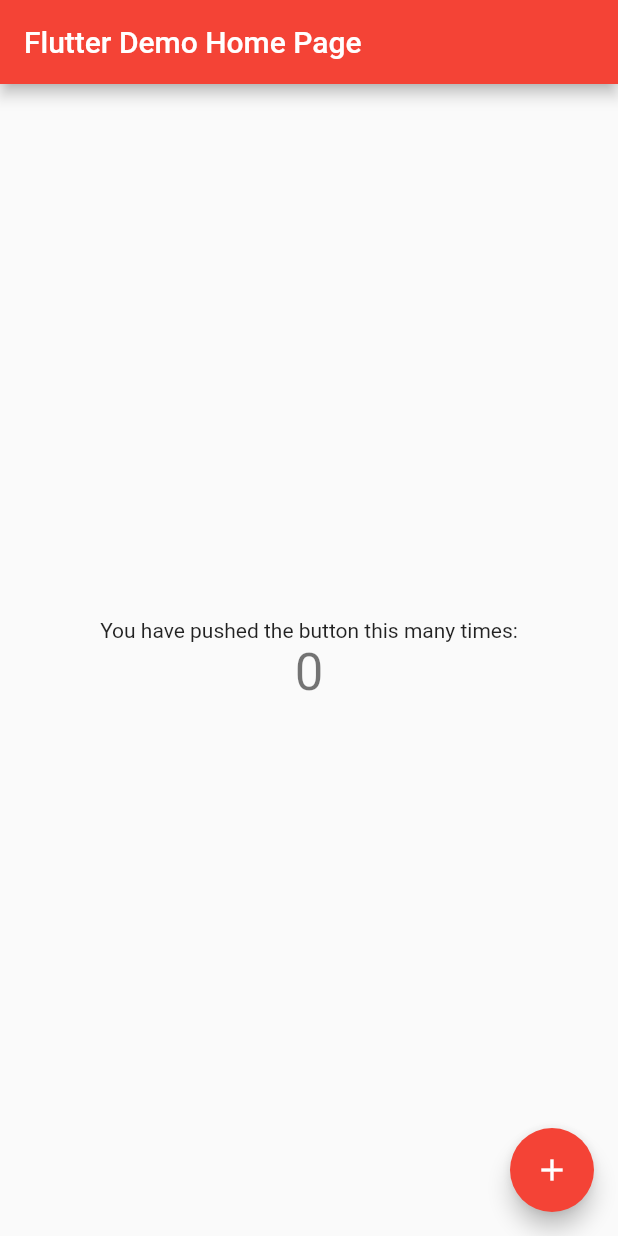
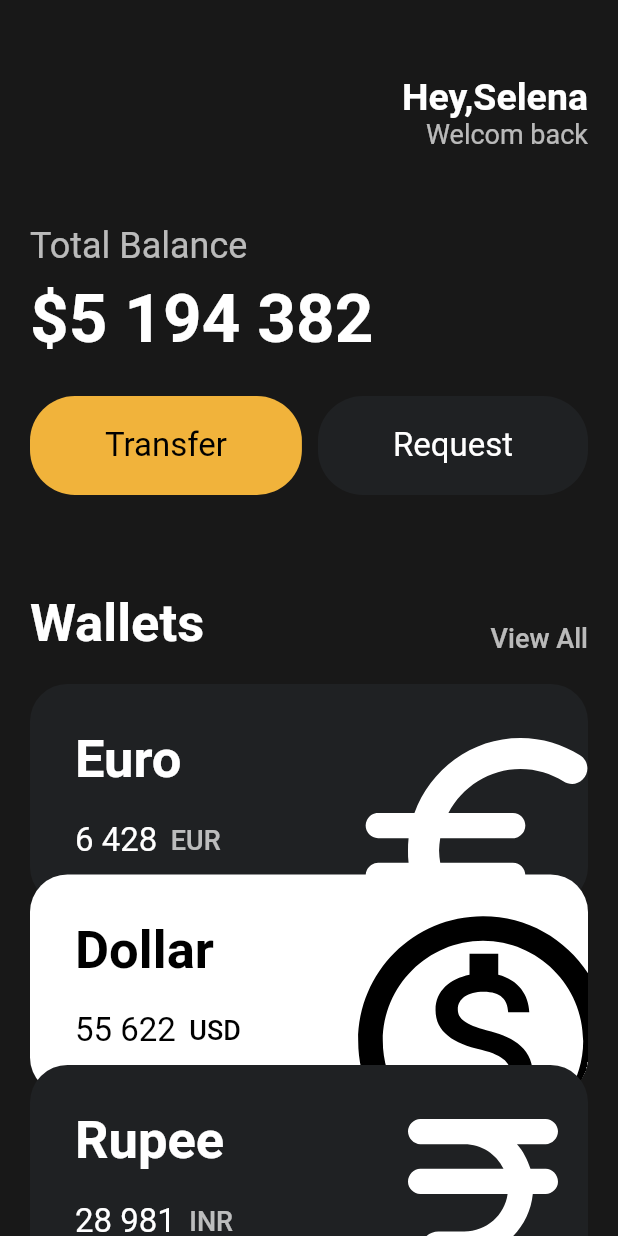
Before and after one commit to g1jiwon/toonflix, a Flutter app: the screen it shows after launch, on a phone screen of 412 x 824 dp. Run offline on Flutter 3.47's test engine with Material 2 defaults, Android fonts, the phone set to English and light mode, and no system bars.

Commit message:
[UPDATE] ui challenge- wallet app

```diff
--- a/lib/main.dart
+++ b/lib/main.dart
@@ -1,115 +1,151 @@
 import 'package:flutter/material.dart';
+import 'package:toonflix/widgets/button.dart';
+import 'package:toonflix/widgets/currency_card.dart';
 
 void main() {
-  runApp(const MyApp());
+  runApp(const App());
 }
 
-class MyApp extends StatelessWidget {
-  const MyApp({super.key});
+class App extends StatelessWidget {
+  const App({super.key});
 
-  // This widget is the root of your application.
   @override
   Widget build(BuildContext context) {
     return MaterialApp(
-      title: 'Flutter Demo',
-      theme: ThemeData(
-        // This is the theme of your application.
-        //
-        // Try running your application with "flutter run". You'll see the
-        // application has a blue toolbar. Then, without quitting the app, try
-        // changing the primarySwatch below to Colors.green and then invoke
-        // "hot reload" (press "r" in the console where you ran "flutter run",
-        // or simply save your changes to "hot reload" in a Flutter IDE).
-        // Notice that the counter didn't reset back to zero; the application
-        // is not restarted.
-        primarySwatch: Colors.red,
+      home: Scaffold(
+        backgroundColor: const Color(0xFF181818),
+        body: SingleChildScrollView(
+          //스크롤 가능하게 해주는 옵션
+          child: Padding(
+            padding: const EdgeInsets.symmetric(horizontal: 20),
+            child: Column(
+              crossAxisAlignment: CrossAxisAlignment.start,
+              children: [
+                const SizedBox(
+                  height: 50,
                 ),
-      home: const MyHomePage(title: 'Flutter Demo Home Page'),
-    );
-  }
-}
-
-class MyHomePage extends StatefulWidget {
-  const MyHomePage({super.key, required this.title});
-
-  // This widget is the home page of your application. It is stateful, meaning
-  // that it has a State object (defined below) that contains fields that affect
-  // how it looks.
-
-  // This class is the configuration for the state. It holds the values (in this
-  // case the title) provided by the parent (in this case the App widget) and
-  // used by the build method of the State. Fields in a Widget subclass are
-  // always marked "final".
-
-  final String title;
-
-  @override
-  State<MyHomePage> createState() => _MyHomePageState();
-}
-
-class _MyHomePageState extends State<MyHomePage> {
-  int _counter = 0;
-
-  void _incrementCounter() {
-    setState(() {
-      // This call to setState tells the Flutter framework that something has
-      // changed in this State, which causes it to rerun the build method below
-      // so that the display can reflect the updated values. If we changed
-      // _counter without calling setState(), then the build method would not be
-      // called again, and so nothing would appear to happen.
-      _counter++;
-    });
-  }
-
-  @override
-  Widget build(BuildContext context) {
-    // This method is rerun every time setState is called, for instance as done
-    // by the _incrementCounter method above.
-    //
-    // The Flutter framework has been optimized to make rerunning build methods
-    // fast, so that you can just rebuild anything that needs updating rather
-    // than having to individually change instances of widgets.
-    return Scaffold(
-      appBar: AppBar(
-        // Here we take the value from the MyHomePage object that was created by
-        // the App.build method, and use it to set our appbar title.
-        title: Text(widget.title),
+                Row(
+                  mainAxisAlignment: MainAxisAlignment.end,
+                  children: [
+                    Column(
+                      crossAxisAlignment: CrossAxisAlignment.end,
+                      children: [
+                        const Text(
+                          "Hey,Selena",
+                          style: TextStyle(
+                            color: Colors.white,
+                            fontSize: 25,
+                            fontWeight: FontWeight.w700,
                           ),
-      body: Center(
-        // Center is a layout widget. It takes a single child and positions it
-        // in the middle of the parent.
-        child: Column(
-          // Column is also a layout widget. It takes a list of children and
-          // arranges them vertically. By default, it sizes itself to fit its
-          // children horizontally, and tries to be as tall as its parent.
-          //
-          // Invoke "debug painting" (press "p" in the console, choose the
-          // "Toggle Debug Paint" action from the Flutter Inspector in Android
-          // Studio, or the "Toggle Debug Paint" command in Visual Studio Code)
-          // to see the wireframe for each widget.
-          //
-          // Column has various properties to control how it sizes itself and
-          // how it positions its children. Here we use mainAxisAlignment to
-          // center the children vertically; the main axis here is the vertical
-          // axis because Columns are vertical (the cross axis would be
-          // horizontal).
-          mainAxisAlignment: MainAxisAlignment.center,
-          children: <Widget>[
-            const Text(
-              'You have pushed the button this many times:',
                         ),
                         Text(
-              '$_counter',
-              style: Theme.of(context).textTheme.headlineMedium,
+                          "Welcom back",
+                          style: TextStyle(
+                            color: Colors.white.withOpacity(0.7),
+                            fontSize: 18,
+                          ),
+                        )
+                      ],
+                    )
+                  ],
+                ),
+                const SizedBox(
+                  height: 50,
+                ),
+                Text(
+                  "Total Balance",
+                  style: TextStyle(
+                    fontSize: 24,
+                    color: Colors.white.withOpacity(0.7),
+                    fontWeight: FontWeight.w400,
+                  ),
+                ),
+                const SizedBox(
+                  height: 8,
+                ),
+                const Text(
+                  "\$5 194 382",
+                  style: TextStyle(
+                    fontSize: 45,
+                    color: Colors.white,
+                    fontWeight: FontWeight.w700,
+                  ),
+                ),
+                const SizedBox(
+                  height: 25,
+                ),
+                Row(
+                  mainAxisAlignment: MainAxisAlignment.spaceBetween,
+                  children: const [
+                    Button(
+                      text: "Transfer",
+                      bgColor: Color(0xFFF1B33B),
+                      textColor: Colors.black,
+                    ),
+                    Button(
+                      text: "Request",
+                      bgColor: Color(0xFF1F2123),
+                      textColor: Colors.white,
+                    ),
+                  ],
+                ),
+                const SizedBox(
+                  height: 65,
+                ),
+                Row(
+                  mainAxisAlignment: MainAxisAlignment.spaceBetween,
+                  crossAxisAlignment: CrossAxisAlignment.end,
+                  children: [
+                    const Text(
+                      "Wallets",
+                      style: TextStyle(
+                        color: Colors.white,
+                        fontSize: 35,
+                        fontWeight: FontWeight.w700,
+                      ),
+                    ),
+                    Text(
+                      "View All",
+                      style: TextStyle(
+                        color: Colors.white.withOpacity(0.7),
+                        fontSize: 18,
+                        fontWeight: FontWeight.w500,
+                      ),
+                    ),
+                  ],
+                ),
+                const SizedBox(
+                  height: 20,
+                ),
+                const CurrencyCard(
+                  name: "Euro",
+                  code: "EUR",
+                  amount: "6 428",
+                  icon: Icons.euro_rounded,
+                  isInverted: false,
+                  order: 1,
+                ),
+                const CurrencyCard(
+                  name: "Dollar",
+                  code: "USD",
+                  amount: "55 622",
+                  icon: Icons.monetization_on_outlined,
+                  isInverted: true,
+                  order: 2,
+                ),
+                const CurrencyCard(
+                  name: "Rupee",
+                  code: "INR",
+                  amount: "28 981",
+                  icon: Icons.currency_rupee_rounded,
+                  isInverted: false,
+                  order: 3,
                 ),
               ],
             ),
           ),
-      floatingActionButton: FloatingActionButton(
-        onPressed: _incrementCounter,
-        tooltip: 'Increment',
-        child: const Icon(Icons.add),
-      ), // This trailing comma makes auto-formatting nicer for build methods.
+        ),
+      ),
     );
   }
 }
--- /dev/null
+++ b/lib/widgets/button.dart
@@ -0,0 +1,36 @@
+import 'package:flutter/material.dart';
+
+class Button extends StatelessWidget {
+  final String text;
+  final Color bgColor;
+  final Color textColor;
+
+  const Button(
+      {super.key,
+      required this.text,
+      required this.bgColor,
+      required this.textColor});
+
+  @override
+  Widget build(BuildContext context) {
+    return Container(
+      decoration: BoxDecoration(
+        color: bgColor,
+        borderRadius: BorderRadius.circular(30),
+      ),
+      child: Padding(
+        padding: const EdgeInsets.symmetric(
+          vertical: 20,
+          horizontal: 50,
+        ),
+        child: Text(
+          text,
+          style: TextStyle(
+            fontSize: 22,
+            color: textColor,
+          ),
+        ),
+      ),
+    );
+  }
+}
--- /dev/null
+++ b/lib/widgets/currency_card.dart
@@ -0,0 +1,100 @@
+import 'package:flutter/material.dart';
+
+class CurrencyCard extends StatelessWidget {
+  final String name, code, amount;
+  final IconData icon;
+  final bool isInverted;
+  final int order;
+
+  final _blackColor =
+      const Color(0xFF1F2123); //_something은 something을 private하게 사용하겠다는 뜻
+
+  const CurrencyCard({
+    super.key,
+    required this.name,
+    required this.code,
+    required this.amount,
+    required this.icon,
+    required this.isInverted,
+    required this.order,
+  });
+
+  @override
+  Widget build(BuildContext context) {
+    double y = order == 1
+        ? 0
+        : (order == 2)
+            ? -20
+            : -40;
+    return Transform.translate(
+      offset: Offset(0, y),
+      child: Container(
+        clipBehavior: Clip.hardEdge,
+        decoration: BoxDecoration(
+          color: isInverted ? Colors.white : _blackColor,
+          borderRadius: BorderRadius.circular(25),
+        ),
+        child: Padding(
+          padding: const EdgeInsets.all(30),
+          child: Row(
+            mainAxisAlignment: MainAxisAlignment.spaceBetween,
+            children: [
+              Column(
+                crossAxisAlignment: CrossAxisAlignment.start,
+                children: [
+                  Text(
+                    name,
+                    style: TextStyle(
+                      fontSize: 35,
+                      fontWeight: FontWeight.w600,
+                      color: isInverted ? Colors.black : Colors.white,
+                    ),
+                  ),
+                  const SizedBox(
+                    height: 20,
+                  ),
+                  Row(
+                    children: [
+                      Text(
+                        amount,
+                        style: TextStyle(
+                          fontSize: 22,
+                          fontWeight: FontWeight.w400,
+                          color: isInverted ? Colors.black : Colors.white,
+                        ),
+                      ),
+                      const SizedBox(
+                        width: 9,
+                      ),
+                      Text(
+                        code,
+                        style: TextStyle(
+                          fontSize: 18,
+                          fontWeight: FontWeight.w500,
+                          color: isInverted
+                              ? Colors.black
+                              : Colors.white.withOpacity(0.7),
+                        ),
+                      ),
+                    ],
+                  )
+                ],
+              ),
+              Transform.scale(
+                scale: 2.5,
+                child: Transform.translate(
+                  offset: const Offset(0, 15),
+                  child: Icon(
+                    icon,
+                    color: isInverted ? Colors.black : Colors.white,
+                    size: 80,
+                  ),
+                ),
+              ),
+            ],
+          ),
+        ),
+      ),
+    );
+  }
+}
```
Lines whose indentation alone changed are shown as unchanged.
